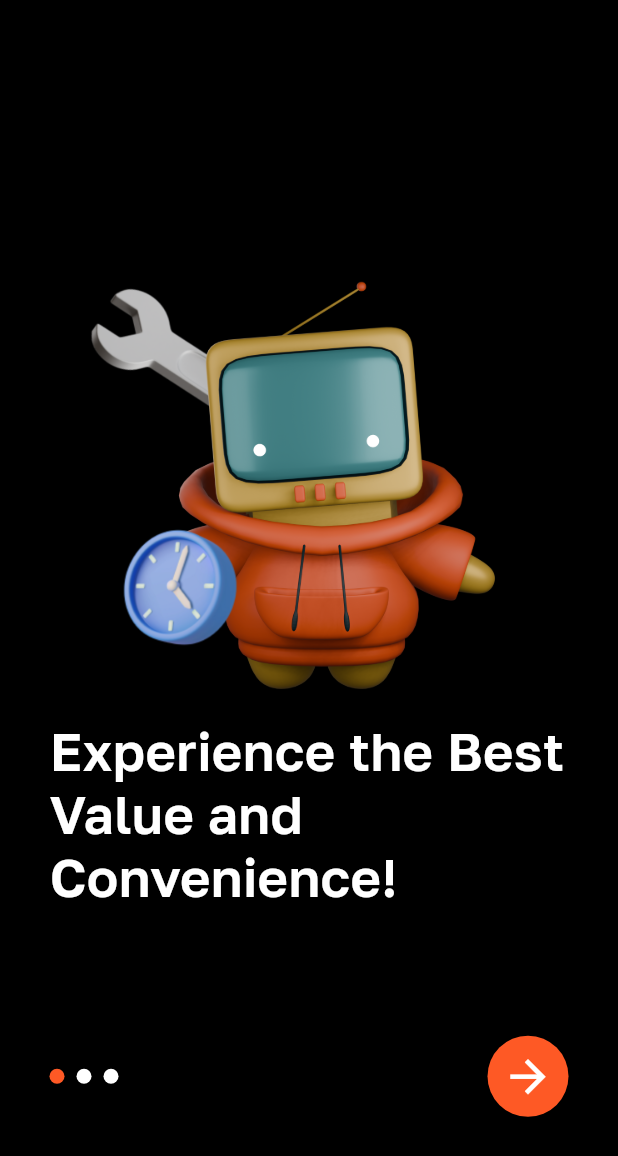
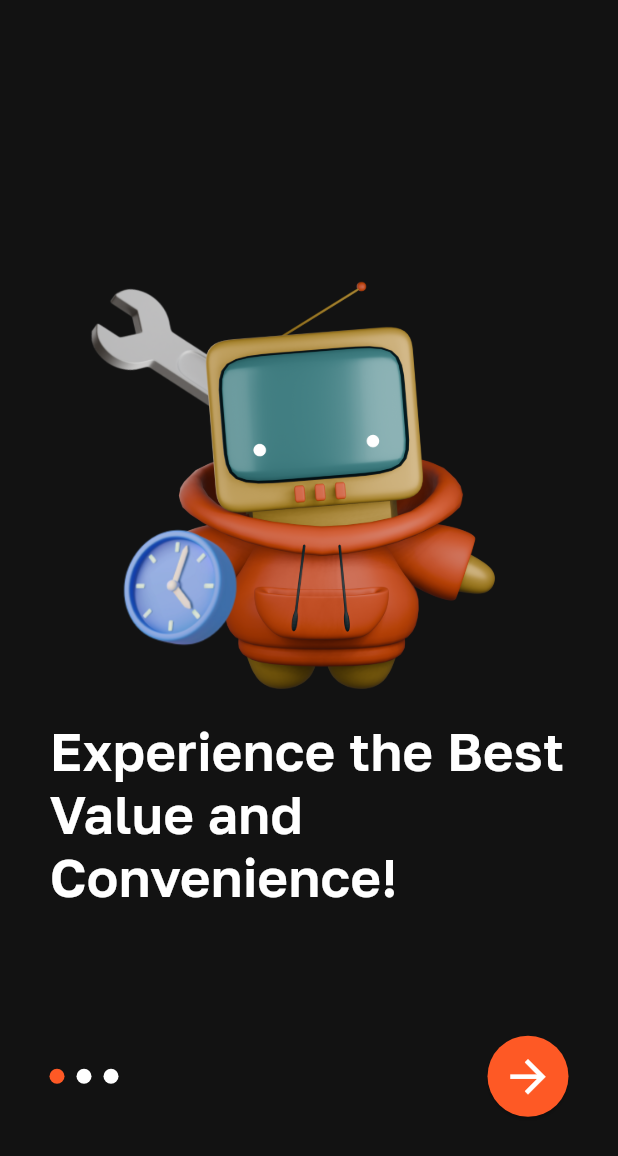
Before and after one commit to Taylor-s-Capstone-Group-12/QuantoCube, a Flutter app: the screen it shows after launch, on a phone screen of 412 x 824 dp. Shown: the top 1156 px of the screen. Run offline on Flutter 3.47's test engine with Material 3 defaults, Android fonts, the phone set to English and light mode, and no system bars; drawn by our look-alikes of smooth_page_indicator; our stand-ins replace google_fonts.

Commit message:
Save local changes before merge

```diff
--- a/lib/theme.dart
+++ b/lib/theme.dart
@@ -2,7 +2,7 @@ import 'package:flutter/material.dart';
 
 final ThemeData projectTheme = ThemeData(
   colorScheme: ColorScheme.fromSeed(
-    surface: Colors.black,
+    surface: const Color(0xFF121212),
     seedColor: const Color.fromARGB(255, 254, 89, 37),
     primary: const Color.fromARGB(255, 254, 89, 37),
     secondary: const Color.fromARGB(255, 27, 27, 27),
--- a/pubspec.yaml
+++ b/pubspec.yaml
@@ -41,6 +41,7 @@ dependencies:
   http: ^1.3.0
   firebase_auth: ^5.5.1
   cloud_firestore: ^5.6.5
+  firebase_core: ^3.12.1
 
 dev_dependencies:
   flutter_test:
```
Also changed, not shown: pubspec.lock, 1 other file.
